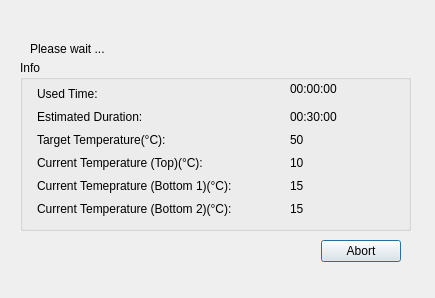
First picture: the form in ServiceSW/Master/Components/Diagnostics/Forms/OvenHeatingTestEmptyTimingDialog.ui, repository Liyezhong/Master, before the edit.
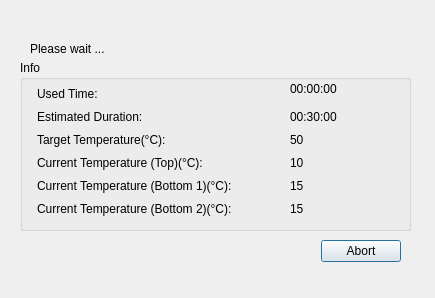
Second picture: the form after the edit.

```diff
--- a/ServiceSW/Master/Components/Diagnostics/Forms/OvenHeatingTestEmptyTimingDialog.ui
+++ b/ServiceSW/Master/Components/Diagnostics/Forms/OvenHeatingTestEmptyTimingDialog.ui
@@ -164,7 +164,7 @@
      </rect>
     </property>
     <property name="text">
-     <string>Current Temeprature (Bottom 1)(°C):</string>
+     <string>Current Temperature (Bottom 1)(°C):</string>
     </property>
    </widget>
    <widget class="QLabel" name="labelCurTempBottom1">
```
